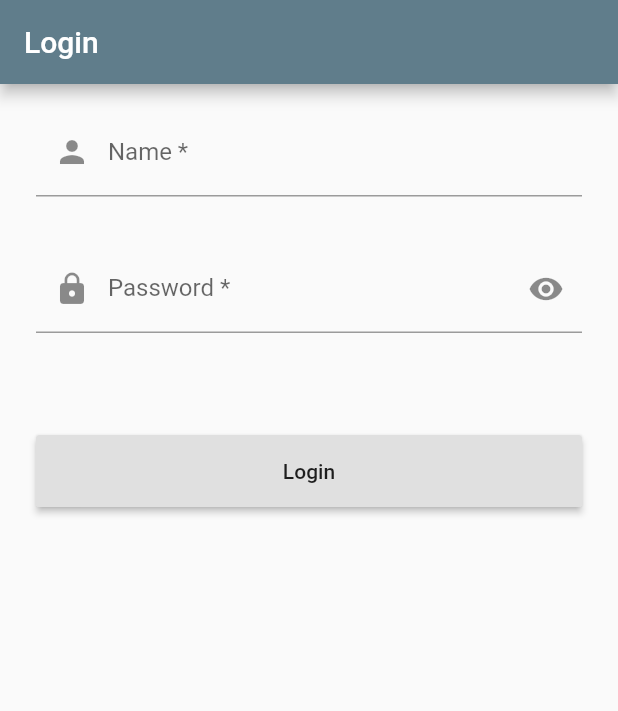
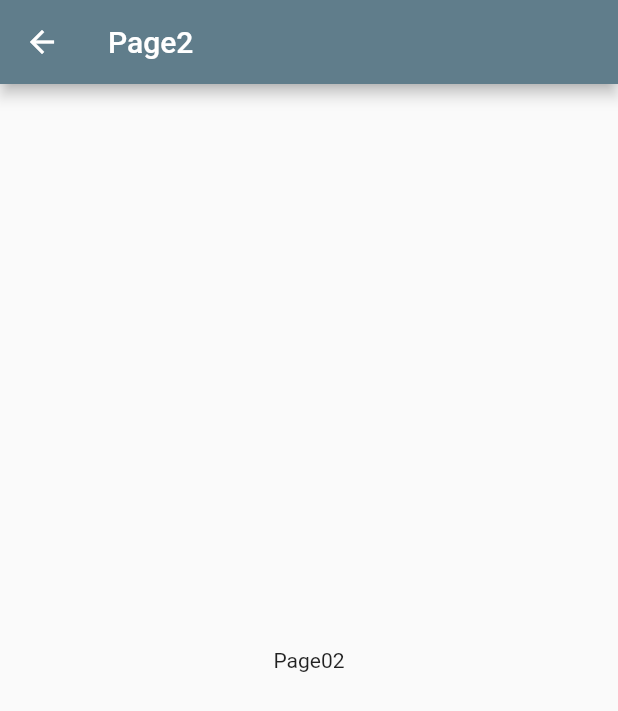
Before and after one commit to Ruila/flutter-game, a Flutter app: the screen it shows after launch, after a tap on "Login", on a phone screen of 412 x 824 dp. Shown: the top 711 px of the screen. Run offline on Flutter 3.47's test engine with Material 2 defaults, Android fonts, the phone set to English and light mode, and no system bars.

Commit message:
add page 2

```diff
--- a/boxgame/lib/pages/login.dart
+++ b/boxgame/lib/pages/login.dart
@@ -1,17 +1,21 @@
 import 'package:flutter/material.dart';
+import 'package:boxgame/pages/page2.dart';
 
 class LoginPage extends StatelessWidget {
+  const LoginPage({Key? key}) : super(key: key);
+
   @override
   Widget build(BuildContext context) {
     return Scaffold(
       appBar: AppBar(
-        title: Text("Login"),
+        title: const Text("Login"),
       ),
       body: SingleChildScrollView(
         child: Column(
           children: <Widget>[
             Container(
-              padding: EdgeInsets.symmetric(horizontal: 24.0, vertical: 16.0),
+              padding:
+                  const EdgeInsets.symmetric(horizontal: 24.0, vertical: 16.0),
               child: TextFormField(
                 decoration: const InputDecoration(
                   prefixIcon: Icon(Icons.person),
@@ -21,7 +25,8 @@ class LoginPage extends StatelessWidget {
               ),
             ),
             Container(
-              padding: EdgeInsets.symmetric(horizontal: 24.0, vertical: 16.0),
+              padding:
+                  const EdgeInsets.symmetric(horizontal: 24.0, vertical: 16.0),
               child: TextFormField(
                 decoration: const InputDecoration(
                   prefixIcon: Icon(Icons.lock),
@@ -31,15 +36,20 @@ class LoginPage extends StatelessWidget {
                 ),
               ),
             ),
-            SizedBox(
+            const SizedBox(
               height: 52.0,
             ),
             SizedBox(
               width: MediaQuery.of(context).size.width - 48.0,
               height: 48.0,
               child: RaisedButton(
-                child: Text("Login"),
-                onPressed: () {},
+                child: const Text("Login"),
+                onPressed: () {
+                  Navigator.push(
+                      context,
+                      MaterialPageRoute(
+                          builder: (context) => const PageTest()));
+                },
               ),
             ),
           ],
--- /dev/null
+++ b/boxgame/lib/pages/page2.dart
@@ -0,0 +1,16 @@
+import 'package:flutter/material.dart';
+
+class PageTest extends StatelessWidget {
+  const PageTest({Key? key}) : super(key: key);
+
+  @override
+  Widget build(BuildContext context) {
+    return Scaffold(
+        appBar: AppBar(
+          title: const Text("Page2"),
+        ),
+        body: const Center(
+          child: Text('Page02'),
+        ));
+  }
+}
```
